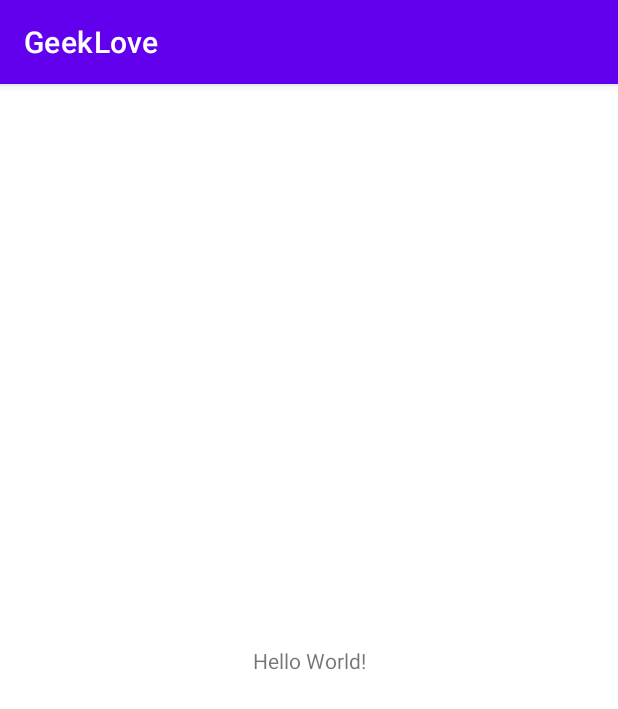
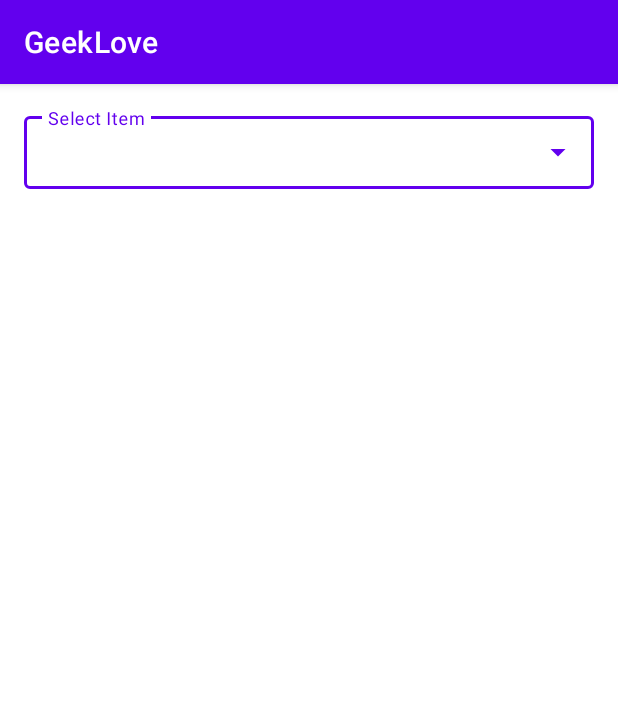
Before and after one commit to TouficAlRifaii/CSC498G_assignment2, an Android app: the screen it shows after launch (MainActivity), on a phone screen of 412 x 824 dp. Shown: the top 709 px of the screen. Run offline under Robolectric (Android 15) with nearby library versions, the phone set to English and light mode, and no system bars.

Commit message:
Recreating the dropdown Menu

```diff
--- a/app/src/main/res/layout/activity_main.xml
+++ b/app/src/main/res/layout/activity_main.xml
@@ -1,18 +1,27 @@
 <?xml version="1.0" encoding="utf-8"?>
-<androidx.constraintlayout.widget.ConstraintLayout xmlns:android="http://schemas.android.com/apk/res/android"
+<androidx.coordinatorlayout.widget.CoordinatorLayout
+    xmlns:android="http://schemas.android.com/apk/res/android"
     xmlns:app="http://schemas.android.com/apk/res-auto"
     xmlns:tools="http://schemas.android.com/tools"
     android:layout_width="match_parent"
     android:layout_height="match_parent"
     tools:context=".MainActivity">
 
-    <TextView
-        android:layout_width="wrap_content"
+    <com.google.android.material.textfield.TextInputLayout
+        android:layout_width="match_parent"
         android:layout_height="wrap_content"
-        android:text="Hello World!"
-        app:layout_constraintBottom_toBottomOf="parent"
-        app:layout_constraintLeft_toLeftOf="parent"
-        app:layout_constraintRight_toRightOf="parent"
-        app:layout_constraintTop_toTopOf="parent" />
+        android:layout_margin="16dp"
+        android:hint="@string/select"
+        style="@style/Widget.MaterialComponents.TextInputLayout.OutlinedBox.Dense.ExposedDropdownMenu">
 
-</androidx.constraintlayout.widget.ConstraintLayout>
+        <AutoCompleteTextView
+            android:id="@+id/auto_complete_txt"
+            android:layout_width="match_parent"
+            android:layout_height="wrap_content"
+            android:inputType="none"/>
+
+    </com.google.android.material.textfield.TextInputLayout>
+
+
+
+</androidx.coordinatorlayout.widget.CoordinatorLayout>
--- a/app/src/main/res/values/strings.xml
+++ b/app/src/main/res/values/strings.xml
@@ -1,3 +1,5 @@
 <resources>
     <string name="app_name">GeekLove</string>
+    <string name="select">Select Item</string>
+
 </resources>
```
Also changed, not shown: app/src/main/res/layout/dropdown_item.xml (deleted, +0 -10 lines), app/src/main/res/layout/list_item.xml (added, +12 -0 lines).
